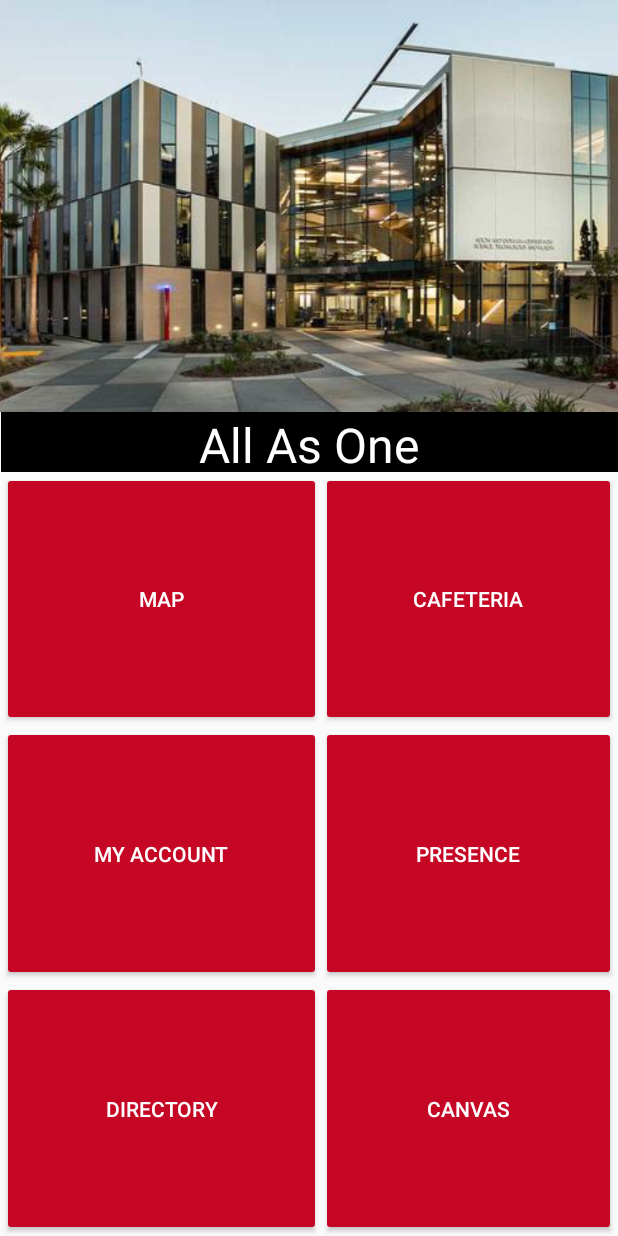
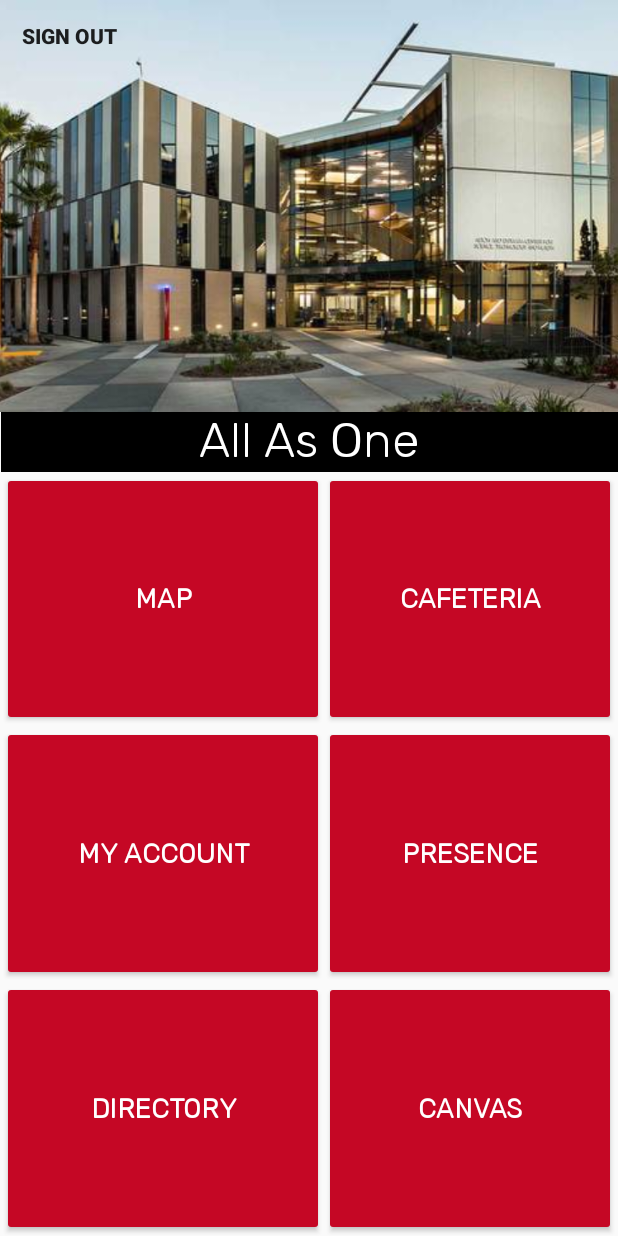
Before and after one commit to jerry1177/BiolaStudent, an Android app: the AuthenticatedHome screen opened directly, with no data from a screen before it, on a phone screen of 412 x 824 dp. Run offline under Robolectric (Android 15) with nearby library versions, the phone set to English and light mode, and no system bars.

Commit message:
Added backward navigation

```diff
--- a/app/src/main/java/com/example/student/AuthenticatedHome.java
+++ b/app/src/main/java/com/example/student/AuthenticatedHome.java
@@ -55,4 +55,8 @@ public class AuthenticatedHome extends AppCompatActivity {
 
         }
     }
+
+    public void signOut(View view) {
+        finish();
+    }
 }
--- a/app/src/main/java/com/example/student/Login.java
+++ b/app/src/main/java/com/example/student/Login.java
@@ -14,8 +14,13 @@ public class Login extends AppCompatActivity {
         setContentView(R.layout.activity_login);
     }
 
+
     public void loginPressed(View view) {
         Intent intent = new Intent(this, AuthenticatedHome.class);
         startActivity(intent);
     }
+
+    public void backButtonPressed(View view) {
+        finish();
+    }
 }
--- a/app/src/main/java/com/example/student/MainActivity.java
+++ b/app/src/main/java/com/example/student/MainActivity.java
@@ -25,6 +25,9 @@ public class MainActivity extends AppCompatActivity {
     private static final int RC_SIGN_IN = 9001;
 
     public static final String EXTRA_MESSAGE = "com.example.myfirstapp.MESSAGE";
+
+    public static boolean signOut = false;
+    public static boolean signedIn = false;
 
     // [START declare_auth]
     private FirebaseAuth mAuth;
--- a/app/src/main/res/layout/activity_authenticated_home.xml
+++ b/app/src/main/res/layout/activity_authenticated_home.xml
@@ -11,6 +11,7 @@
         android:layout_width="411dp"
         android:layout_height="40dp"
         android:background="#000000"
+        android:fontFamily="@font/rubik_light"
         android:text="All As One"
         android:textAlignment="center"
         android:textColor="#FFFFFF"
@@ -48,20 +49,26 @@
                 android:layout_height="match_parent"
                 android:layout_column="0"
                 android:backgroundTint="#FFC50725"
+                android:fontFamily="@font/rubik_light"
                 android:onClick="linkPressed"
                 android:tag="1"
                 android:text="Map"
-                android:textColor="#FFFFFF" />
+                android:textColor="#FFFFFF"
+                android:textSize="18sp"
+                android:textStyle="bold" />
 
             <Button
                 android:id="@+id/cafeteria"
                 android:layout_height="match_parent"
                 android:layout_column="1"
                 android:backgroundTint="#FFC50725"
+                android:fontFamily="@font/rubik_light"
                 android:onClick="linkPressed"
                 android:tag="2"
                 android:text="Cafeteria"
-                android:textColor="#FFFFFF" />
+                android:textColor="#FFFFFF"
+                android:textSize="18sp"
+                android:textStyle="bold" />
         </TableRow>
 
         <TableRow
@@ -74,20 +81,26 @@
                 android:layout_height="match_parent"
                 android:layout_column="0"
                 android:backgroundTint="#FFC50725"
+                android:fontFamily="@font/rubik_light"
                 android:onClick="linkPressed"
                 android:tag="3"
                 android:text="My Account"
-                android:textColor="#FFFFFF" />
+                android:textColor="#FFFFFF"
+                android:textSize="18sp"
+                android:textStyle="bold" />
 
             <Button
                 android:id="@+id/presence"
                 android:layout_height="match_parent"
                 android:layout_column="1"
                 android:backgroundTint="#FFC50725"
+                android:fontFamily="@font/rubik_light"
                 android:onClick="linkPressed"
                 android:tag="4"
                 android:text="Presence"
-                android:textColor="#FFFFFF" />
+                android:textColor="#FFFFFF"
+                android:textSize="18sp"
+                android:textStyle="bold" />
         </TableRow>
 
         <TableRow
@@ -100,22 +113,40 @@
                 android:layout_height="match_parent"
                 android:layout_column="0"
                 android:backgroundTint="#FFC50725"
+                android:fontFamily="@font/rubik_light"
                 android:onClick="linkPressed"
                 android:tag="5"
                 android:text="Directory"
-                android:textColor="#FFFFFF" />
+                android:textColor="#FFFFFF"
+                android:textSize="18sp"
+                android:textStyle="bold" />
 
             <Button
                 android:id="@+id/canvas"
                 android:layout_height="match_parent"
                 android:layout_column="1"
                 android:backgroundTint="#FFC50725"
+                android:fontFamily="@font/rubik_light"
                 android:onClick="linkPressed"
                 android:tag="6"
                 android:text="Canvas"
-                android:textColor="#FFFFFF" />
+                android:textColor="#FFFFFF"
+                android:textSize="18sp"
+                android:textStyle="bold" />
         </TableRow>
 
 
     </TableLayout>
+
+    <Button
+        android:id="@+id/signOut"
+        android:layout_width="wrap_content"
+        android:layout_height="wrap_content"
+        android:layout_marginStart="2dp"
+        android:background="#00FFFFFF"
+        android:onClick="signOut"
+        android:text="sign out"
+        android:textStyle="bold"
+        app:layout_constraintStart_toStartOf="parent"
+        app:layout_constraintTop_toTopOf="parent" />
 </androidx.constraintlayout.widget.ConstraintLayout>
--- a/app/src/main/res/layout/activity_login.xml
+++ b/app/src/main/res/layout/activity_login.xml
@@ -48,4 +48,13 @@
         app:layout_constraintEnd_toEndOf="parent"
         app:layout_constraintStart_toStartOf="parent"
         app:layout_constraintTop_toBottomOf="@+id/editText7" />
+
+    <Button
+        android:id="@+id/button2"
+        android:layout_width="wrap_content"
+        android:layout_height="wrap_content"
+        android:onClick="backButtonPressed"
+        android:text="back"
+        app:layout_constraintStart_toStartOf="parent"
+        app:layout_constraintTop_toTopOf="parent" />
 </androidx.constraintlayout.widget.ConstraintLayout>
```
